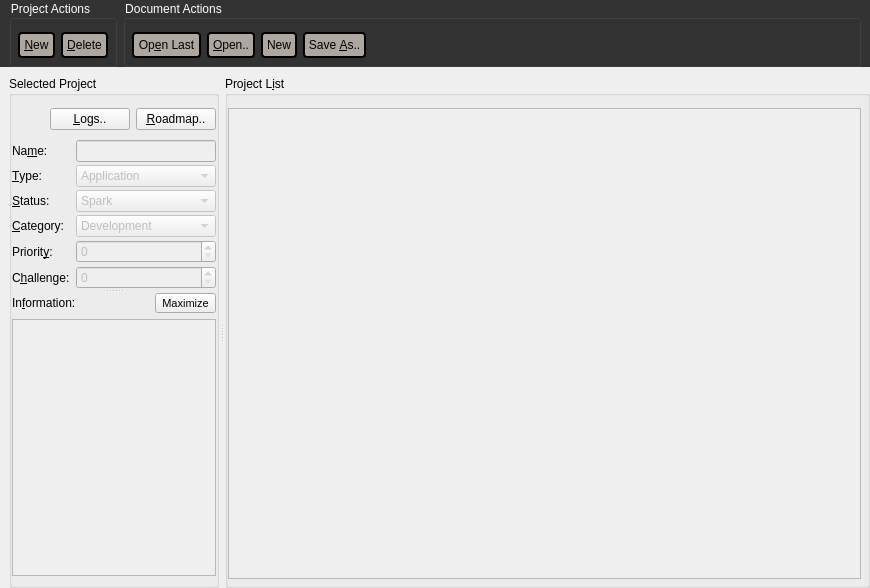
Old version of the form forms/project2.ui in the repository skriticos/nelia1.
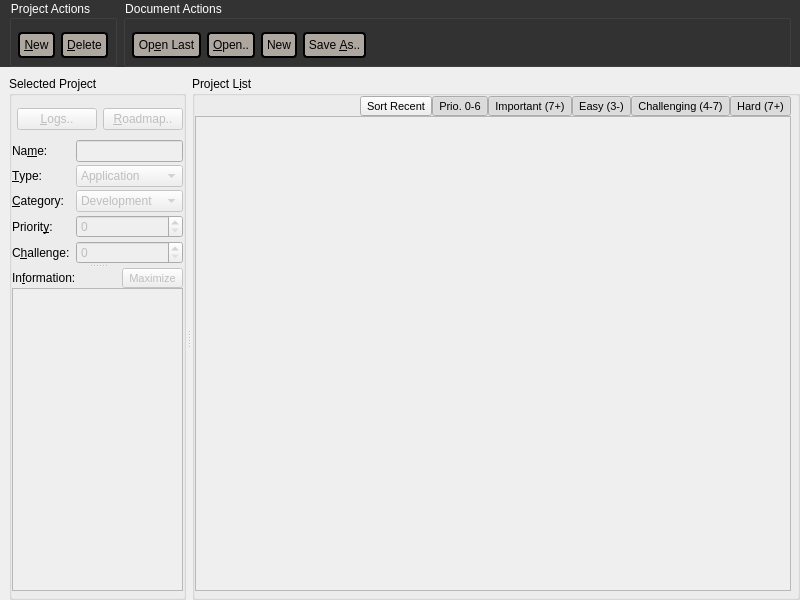
New version of the form.

Commit message: added some project list controls

Patch:
```diff
--- a/forms/project2.ui
+++ b/forms/project2.ui
@@ -6,8 +6,8 @@
    <rect>
     <x>0</x>
     <y>0</y>
-    <width>870</width>
-    <height>588</height>
+    <width>800</width>
+    <height>600</height>
    </rect>
   </property>
   <property name="windowTitle">
@@ -21,7 +21,7 @@
     <number>0</number>
    </property>
    <item row="0" column="0">
-    <widget class="QWidget" name="action_background" native="true">
+    <widget class="QWidget" name="action_bg_outer" native="true">
      <property name="sizePolicy">
       <sizepolicy hsizetype="Preferred" vsizetype="Maximum">
        <horstretch>0</horstretch>
@@ -29,8 +29,12 @@
       </sizepolicy>
      </property>
      <property name="styleSheet">
-      <string notr="true">QWidget#action_background {background-color:#333333}
-QGroupBox{color:white}
+      <string notr="true">QWidget#action_bg_outer {
+	background-color:#333333
+}
+QGroupBox{
+	color:white
+}
 QPushButton{
 	background-color:#AEA79F;
 	color:black;
@@ -39,7 +43,8 @@
 	border-width: 2px;
 	border-radius: 4px;
 	min-width: 5em;
-	padding: 4px;}
+	padding: 4px;
+}
 QPushButton:focus{
 	outline: none;
 	background-color:#AEA79F;
@@ -49,7 +54,8 @@
 	border-width: 2px;
 	border-radius: 4px;
 	min-width: 5em;
-	padding: 4px;}
+	padding: 4px;
+}
 QPushButton:pressed{
 	outline: none;
 	background-color:#AEA79F;
@@ -59,8 +65,8 @@
 	border-width: 2px;
 	border-radius: 4px;
 	min-width: 5em;
-	padding: 4px;}
-</string>
+	padding: 4px;
+}</string>
      </property>
      <layout class="QGridLayout" name="gridLayout_4">
       <property name="leftMargin">
@@ -73,7 +79,7 @@
        <number>0</number>
       </property>
       <item row="0" column="0">
-       <widget class="QWidget" name="widget_2" native="true">
+       <widget class="QWidget" name="action_bg_inner" native="true">
         <property name="sizePolicy">
          <sizepolicy hsizetype="Preferred" vsizetype="Maximum">
           <horstretch>0</horstretch>
@@ -85,7 +91,7 @@
           <number>0</number>
          </property>
          <item row="0" column="0">
-          <widget class="QGroupBox" name="groupBox_4">
+          <widget class="QGroupBox" name="action_project">
            <property name="sizePolicy">
             <sizepolicy hsizetype="Maximum" vsizetype="Preferred">
              <horstretch>0</horstretch>
@@ -162,7 +168,7 @@
           </widget>
          </item>
          <item row="0" column="1">
-          <widget class="QGroupBox" name="groupBox_2">
+          <widget class="QGroupBox" name="action_doc">
            <property name="whatsThis">
             <string/>
            </property>
@@ -248,7 +254,7 @@
     </widget>
    </item>
    <item row="1" column="0">
-    <widget class="QWidget" name="widget" native="true">
+    <widget class="QWidget" name="body_outer" native="true">
      <layout class="QGridLayout" name="gridLayout_7">
       <property name="rightMargin">
        <number>0</number>
@@ -257,7 +263,7 @@
        <number>0</number>
       </property>
       <item row="0" column="0">
-       <widget class="QSplitter" name="splitter">
+       <widget class="QSplitter" name="splitter_selected_list">
         <property name="orientation">
          <enum>Qt::Horizontal</enum>
         </property>
@@ -287,11 +293,14 @@
           <property name="rightMargin">
            <number>0</number>
           </property>
+          <property name="bottomMargin">
+           <number>6</number>
+          </property>
           <property name="spacing">
            <number>0</number>
           </property>
           <item row="0" column="0">
-           <widget class="QWidget" name="widget_3" native="true">
+           <widget class="QWidget" name="selected_navi" native="true">
             <layout class="QGridLayout" name="gridLayout_9">
              <property name="leftMargin">
               <number>0</number>
@@ -306,14 +315,20 @@
               <number>10</number>
              </property>
              <item row="0" column="2">
-              <widget class="QPushButton" name="pushButton_2">
+              <widget class="QPushButton" name="btn_show_roadmap">
+               <property name="enabled">
+                <bool>false</bool>
+               </property>
                <property name="text">
                 <string>&amp;Roadmap..</string>
                </property>
               </widget>
              </item>
              <item row="0" column="1">
-              <widget class="QPushButton" name="pushButton">
+              <widget class="QPushButton" name="btn_show_logs">
+               <property name="enabled">
+                <bool>false</bool>
+               </property>
                <property name="text">
                 <string>&amp;Logs..</string>
                </property>
@@ -340,7 +355,7 @@
             <property name="orientation">
              <enum>Qt::Vertical</enum>
             </property>
-            <widget class="QWidget" name="widget_4" native="true">
+            <widget class="QWidget" name="project_meta" native="true">
              <property name="sizePolicy">
               <sizepolicy hsizetype="Preferred" vsizetype="Maximum">
                <horstretch>0</horstretch>
@@ -357,48 +372,6 @@
               <property name="margin">
                <number>0</number>
               </property>
-              <item row="0" column="0">
-               <widget class="QLabel" name="label">
-                <property name="minimumSize">
-                 <size>
-                  <width>0</width>
-                  <height>18</height>
-                 </size>
-                </property>
-                <property name="text">
-                 <string>Na&amp;me:</string>
-                </property>
-                <property name="buddy">
-                 <cstring>line_project_name</cstring>
-                </property>
-               </widget>
-              </item>
-              <item row="0" column="1">
-               <widget class="QLineEdit" name="line_project_name">
-                <property name="enabled">
-                 <bool>false</bool>
-                </property>
-                <property name="sizePolicy">
-                 <sizepolicy hsizetype="Preferred" vsizetype="Fixed">
-                  <horstretch>1</horstretch>
-                  <verstretch>0</verstretch>
-                 </sizepolicy>
-                </property>
-                <property name="text">
-                 <string/>
-                </property>
-               </widget>
-              </item>
-              <item row="1" column="0">
-               <widget class="QLabel" name="label_2">
-                <property name="text">
-                 <string>&amp;Type:</string>
-                </property>
-                <property name="buddy">
-                 <cstring>cb_project_type</cstring>
-                </property>
-               </widget>
-              </item>
               <item row="1" column="1">
                <widget class="QComboBox" name="cb_project_type">
                 <property name="enabled">
@@ -447,85 +420,107 @@
                 </item>
                </widget>
               </item>
+              <item row="1" column="0">
+               <widget class="QLabel" name="label_2">
+                <property name="text">
+                 <string>&amp;Type:</string>
+                </property>
+                <property name="buddy">
+                 <cstring>cb_project_type</cstring>
+                </property>
+               </widget>
+              </item>
+              <item row="0" column="0">
+               <widget class="QLabel" name="label">
+                <property name="minimumSize">
+                 <size>
+                  <width>0</width>
+                  <height>18</height>
+                 </size>
+                </property>
+                <property name="text">
+                 <string>Na&amp;me:</string>
+                </property>
+                <property name="buddy">
+                 <cstring>line_project_name</cstring>
+                </property>
+               </widget>
+              </item>
+              <item row="0" column="1">
+               <widget class="QLineEdit" name="line_project_name">
+                <property name="enabled">
+                 <bool>false</bool>
+                </property>
+                <property name="sizePolicy">
+                 <sizepolicy hsizetype="Preferred" vsizetype="Fixed">
+                  <horstretch>1</horstretch>
+                  <verstretch>0</verstretch>
+                 </sizepolicy>
+                </property>
+                <property name="text">
+                 <string/>
+                </property>
+               </widget>
+              </item>
+              <item row="5" column="0">
+               <widget class="QLabel" name="label_4">
+                <property name="text">
+                 <string>Priorit&amp;y:</string>
+                </property>
+                <property name="buddy">
+                 <cstring>sb_project_priority</cstring>
+                </property>
+               </widget>
+              </item>
+              <item row="5" column="1">
+               <widget class="QSpinBox" name="sb_project_priority">
+                <property name="enabled">
+                 <bool>false</bool>
+                </property>
+                <property name="sizePolicy">
+                 <sizepolicy hsizetype="Preferred" vsizetype="Fixed">
+                  <horstretch>0</horstretch>
+                  <verstretch>0</verstretch>
+                 </sizepolicy>
+                </property>
+                <property name="minimum">
+                 <number>0</number>
+                </property>
+                <property name="maximum">
+                 <number>9</number>
+                </property>
+                <property name="value">
+                 <number>0</number>
+                </property>
+               </widget>
+              </item>
+              <item row="6" column="0">
+               <widget class="QLabel" name="label_5">
+                <property name="text">
+                 <string>C&amp;hallenge:</string>
+                </property>
+                <property name="buddy">
+                 <cstring>sb_project_challenge</cstring>
+                </property>
+               </widget>
+              </item>
+              <item row="6" column="1">
+               <widget class="QSpinBox" name="sb_project_challenge">
+                <property name="enabled">
+                 <bool>false</bool>
+                </property>
+                <property name="sizePolicy">
+                 <sizepolicy hsizetype="Preferred" vsizetype="Fixed">
+                  <horstretch>0</horstretch>
+                  <verstretch>0</verstretch>
+                 </sizepolicy>
+                </property>
+                <property name="maximum">
+                 <number>9</number>
+                </property>
+               </widget>
+              </item>
               <item row="2" column="0">
-               <widget class="QLabel" name="label_7">
-                <property name="text">
-                 <string>&amp;Status:</string>
-                </property>
-                <property name="buddy">
-                 <cstring>cb_project_status</cstring>
-                </property>
-               </widget>
-              </item>
-              <item row="2" column="1">
-               <widget class="QComboBox" name="cb_project_status">
-                <property name="enabled">
-                 <bool>false</bool>
-                </property>
-                <property name="sizePolicy">
-                 <sizepolicy hsizetype="Preferred" vsizetype="Fixed">
-                  <horstretch>1</horstretch>
-                  <verstretch>0</verstretch>
-                 </sizepolicy>
-                </property>
-                <item>
-                 <property name="text">
-                  <string>Spark</string>
-                 </property>
-                </item>
-                <item>
-                 <property name="text">
-                  <string>Plan</string>
-                 </property>
-                </item>
-                <item>
-                 <property name="text">
-                  <string>Design</string>
-                 </property>
-                </item>
-                <item>
-                 <property name="text">
-                  <string>Implement</string>
-                 </property>
-                </item>
-                <item>
-                 <property name="text">
-                  <string>Test</string>
-                 </property>
-                </item>
-                <item>
-                 <property name="text">
-                  <string>Document</string>
-                 </property>
-                </item>
-                <item>
-                 <property name="text">
-                  <string>Release</string>
-                 </property>
-                </item>
-                <item>
-                 <property name="text">
-                  <string>Iterate</string>
-                 </property>
-                </item>
-                <item>
-                 <property name="text">
-                  <string>Maintain</string>
-                 </property>
-                </item>
-                <item>
-                 <property name="text">
-                  <string>Decommission</string>
-                 </property>
-                </item>
-                <item>
-                 <property name="text">
-                  <string>Dead</string>
-                 </property>
-                </item>
-               </widget>
-              </item>
-              <item row="3" column="0">
                <widget class="QLabel" name="label_3">
                 <property name="text">
                  <string>&amp;Category:</string>
@@ -535,7 +530,7 @@
                 </property>
                </widget>
               </item>
-              <item row="3" column="1">
+              <item row="2" column="1">
                <widget class="QComboBox" name="cb_project_category">
                 <property name="enabled">
                  <bool>false</bool>
@@ -618,61 +613,9 @@
                 </item>
                </widget>
               </item>
-              <item row="4" column="0">
-               <widget class="QLabel" name="label_4">
-                <property name="text">
-                 <string>Priorit&amp;y:</string>
-                </property>
-                <property name="buddy">
-                 <cstring>sb_project_priority</cstring>
-                </property>
-               </widget>
-              </item>
-              <item row="4" column="1">
-               <widget class="QSpinBox" name="sb_project_priority">
-                <property name="enabled">
-                 <bool>false</bool>
-                </property>
-                <property name="sizePolicy">
-                 <sizepolicy hsizetype="Preferred" vsizetype="Fixed">
-                  <horstretch>0</horstretch>
-                  <verstretch>0</verstretch>
-                 </sizepolicy>
-                </property>
-                <property name="maximum">
-                 <number>9</number>
-                </property>
-               </widget>
-              </item>
-              <item row="5" column="0">
-               <widget class="QLabel" name="label_5">
-                <property name="text">
-                 <string>C&amp;hallenge:</string>
-                </property>
-                <property name="buddy">
-                 <cstring>sb_project_challenge</cstring>
-                </property>
-               </widget>
-              </item>
-              <item row="5" column="1">
-               <widget class="QSpinBox" name="sb_project_challenge">
-                <property name="enabled">
-                 <bool>false</bool>
-                </property>
-                <property name="sizePolicy">
-                 <sizepolicy hsizetype="Preferred" vsizetype="Fixed">
-                  <horstretch>0</horstretch>
-                  <verstretch>0</verstretch>
-                 </sizepolicy>
-                </property>
-                <property name="maximum">
-                 <number>9</number>
-                </property>
-               </widget>
-              </item>
              </layout>
             </widget>
-            <widget class="QWidget" name="widget_5" native="true">
+            <widget class="QWidget" name="project_info" native="true">
              <property name="sizePolicy">
               <sizepolicy hsizetype="Preferred" vsizetype="Preferred">
                <horstretch>0</horstretch>
@@ -680,6 +623,9 @@
               </sizepolicy>
              </property>
              <layout class="QGridLayout" name="gridLayout_11">
+              <property name="verticalSpacing">
+               <number>0</number>
+              </property>
               <property name="margin">
                <number>0</number>
               </property>
@@ -705,8 +651,27 @@
                 </property>
                </widget>
               </item>
+              <item row="1" column="0" colspan="2">
+               <widget class="QTextEdit" name="text_project_info">
+                <property name="enabled">
+                 <bool>false</bool>
+                </property>
+                <property name="sizePolicy">
+                 <sizepolicy hsizetype="Expanding" vsizetype="Expanding">
+                  <horstretch>4</horstretch>
+                  <verstretch>0</verstretch>
+                 </sizepolicy>
+                </property>
+                <property name="autoFormatting">
+                 <set>QTextEdit::AutoAll</set>
+                </property>
+               </widget>
+              </item>
               <item row="0" column="1">
                <widget class="QToolButton" name="btn_info_max">
+                <property name="enabled">
+                 <bool>false</bool>
+                </property>
                 <property name="font">
                  <font>
                   <pointsize>8</pointsize>
@@ -720,29 +685,13 @@
                 </property>
                </widget>
               </item>
-              <item row="1" column="0" colspan="2">
-               <widget class="QTextEdit" name="text_project_info">
-                <property name="enabled">
-                 <bool>false</bool>
-                </property>
-                <property name="sizePolicy">
-                 <sizepolicy hsizetype="Expanding" vsizetype="Expanding">
-                  <horstretch>4</horstretch>
-                  <verstretch>0</verstretch>
-                 </sizepolicy>
-                </property>
-                <property name="autoFormatting">
-                 <set>QTextEdit::AutoAll</set>
-                </property>
-               </widget>
-              </item>
              </layout>
             </widget>
            </widget>
           </item>
          </layout>
         </widget>
-        <widget class="QGroupBox" name="groupBox_3">
+        <widget class="QGroupBox" name="project_list">
          <property name="sizePolicy">
           <sizepolicy hsizetype="Preferred" vsizetype="Preferred">
            <horstretch>3</horstretch>
@@ -757,7 +706,7 @@
            <number>0</number>
           </property>
           <property name="topMargin">
-           <number>12</number>
+           <number>0</number>
           </property>
           <property name="rightMargin">
            <number>6</number>
@@ -765,13 +714,23 @@
           <property name="bottomMargin">
            <number>6</number>
           </property>
-          <property name="horizontalSpacing">
+          <property name="spacing">
            <number>0</number>
           </property>
-          <property name="verticalSpacing">
-           <number>3</number>
-          </property>
           <item row="0" column="0">
+           <spacer name="horizontalSpacer_3">
+            <property name="orientation">
+             <enum>Qt::Horizontal</enum>
+            </property>
+            <property name="sizeHint" stdset="0">
+             <size>
+              <width>40</width>
+              <height>20</height>
+             </size>
+            </property>
+           </spacer>
+          </item>
+          <item row="1" column="0" colspan="8">
            <widget class="QTableView" name="tbl_project_list">
             <property name="enabled">
              <bool>false</bool>
@@ -790,6 +749,129 @@
             </property>
            </widget>
           </item>
+          <item row="0" column="5">
+           <widget class="QToolButton" name="btn_challenging">
+            <property name="enabled">
+             <bool>true</bool>
+            </property>
+            <property name="font">
+             <font>
+              <pointsize>8</pointsize>
+             </font>
+            </property>
+            <property name="text">
+             <string>Challenging (4-7)</string>
+            </property>
+            <property name="checkable">
+             <bool>true</bool>
+            </property>
+            <property name="checked">
+             <bool>true</bool>
+            </property>
+           </widget>
+          </item>
+          <item row="0" column="6">
+           <widget class="QToolButton" name="btn_hard">
+            <property name="enabled">
+             <bool>true</bool>
+            </property>
+            <property name="font">
+             <font>
+              <pointsize>8</pointsize>
+             </font>
+            </property>
+            <property name="text">
+             <string>Hard (7+)</string>
+            </property>
+            <property name="checkable">
+             <bool>true</bool>
+            </property>
+            <property name="checked">
+             <bool>true</bool>
+            </property>
+           </widget>
+          </item>
+          <item row="0" column="1">
+           <widget class="QToolButton" name="btn_project_sort_modified">
+            <property name="enabled">
+             <bool>true</bool>
+            </property>
+            <property name="font">
+             <font>
+              <pointsize>8</pointsize>
+              <weight>50</weight>
+              <italic>false</italic>
+              <bold>false</bold>
+             </font>
+            </property>
+            <property name="text">
+             <string>Sort Recent</string>
+            </property>
+           </widget>
+          </item>
+          <item row="0" column="3">
+           <widget class="QToolButton" name="btn_important">
+            <property name="enabled">
+             <bool>true</bool>
+            </property>
+            <property name="font">
+             <font>
+              <pointsize>8</pointsize>
+             </font>
+            </property>
+            <property name="text">
+             <string>Important (7+)</string>
+            </property>
+            <property name="checkable">
+             <bool>true</bool>
+            </property>
+            <property name="checked">
+             <bool>true</bool>
+            </property>
+           </widget>
+          </item>
+          <item row="0" column="4">
+           <widget class="QToolButton" name="btn_easy">
+            <property name="enabled">
+             <bool>true</bool>
+            </property>
+            <property name="font">
+             <font>
+              <pointsize>8</pointsize>
+             </font>
+            </property>
+            <property name="text">
+             <string>Easy (3-)</string>
+            </property>
+            <property name="checkable">
+             <bool>true</bool>
+            </property>
+            <property name="checked">
+             <bool>true</bool>
+            </property>
+           </widget>
+          </item>
+          <item row="0" column="2">
+           <widget class="QToolButton" name="btn_unimportant">
+            <property name="enabled">
+             <bool>true</bool>
+            </property>
+            <property name="font">
+             <font>
+              <pointsize>8</pointsize>
+             </font>
+            </property>
+            <property name="text">
+             <string>Prio. 0-6</string>
+            </property>
+            <property name="checkable">
+             <bool>true</bool>
+            </property>
+            <property name="checked">
+             <bool>true</bool>
+            </property>
+           </widget>
+          </item>
          </layout>
         </widget>
        </widget>
```
Left out of the diff: 6 changed lines with no effect on the pictures.
